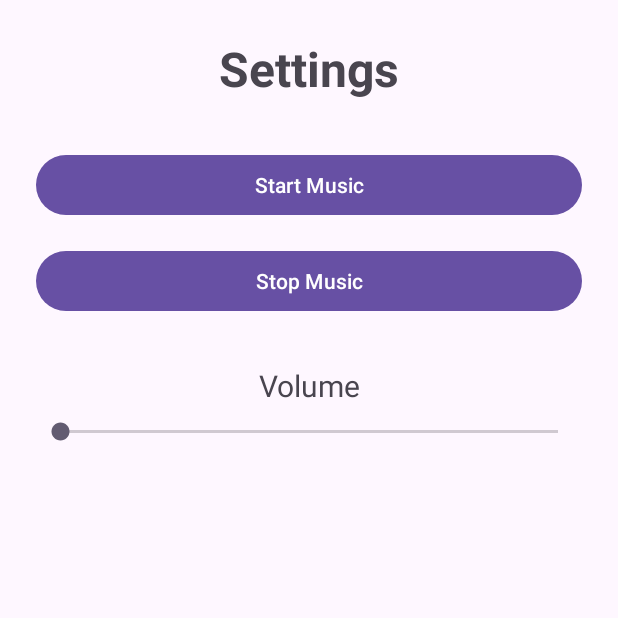
After one commit to Yonatanfer/androidProject, an Android app: the SettingsActivity screen opened directly, with no data from a screen before it, on a phone screen of 412 x 824 dp, the top half of it. The commit adds this screen. Run offline under Robolectric (Android 15) with nearby library versions, the phone set to English and light mode, and no system bars.

Commit message:
v1 up to music service

```diff
--- /dev/null
+++ b/app/src/main/java/com/example/yonatanproject/SettingsActivity.java
@@ -0,0 +1,56 @@
+package com.example.yonatanproject;
+
+import android.content.Context;
+import android.content.Intent;
+import android.media.AudioManager;
+import android.os.Bundle;
+import android.widget.Button;
+import android.widget.SeekBar;
+import androidx.appcompat.app.AppCompatActivity;
+
+public class SettingsActivity extends AppCompatActivity {
+
+    private Button btnStart, btnStop;
+    private SeekBar volumeBar;
+    private AudioManager audioManager;
+
+    @Override
+    protected void onCreate(Bundle savedInstanceState) {
+        super.onCreate(savedInstanceState);
+        setContentView(R.layout.activity_settings);
+
+        btnStart = findViewById(R.id.btnStart);
+        btnStop = findViewById(R.id.btnStop);
+        volumeBar = findViewById(R.id.volumeBar);
+
+        audioManager = (AudioManager) getSystemService(Context.AUDIO_SERVICE);
+
+        int maxVolume = audioManager.getStreamMaxVolume(AudioManager.STREAM_MUSIC);
+        int current = audioManager.getStreamVolume(AudioManager.STREAM_MUSIC);
+
+        volumeBar.setMax(maxVolume);
+        volumeBar.setProgress(current);
+
+        // Start Service
+        btnStart.setOnClickListener(v -> {
+            Intent intent = new Intent(this, MusicService.class);
+            startService(intent);
+        });
+
+        // Stop Service
+        btnStop.setOnClickListener(v -> {
+            Intent intent = new Intent(this, MusicService.class);
+            stopService(intent);
+        });
+
+        // Change Volume
+        volumeBar.setOnSeekBarChangeListener(new SeekBar.OnSeekBarChangeListener() {
+            @Override
+            public void onProgressChanged(SeekBar seekBar, int progress, boolean fromUser) {
+                audioManager.setStreamVolume(AudioManager.STREAM_MUSIC, progress, 0);
+            }
+            @Override public void onStartTrackingTouch(SeekBar seekBar) {}
+            @Override public void onStopTrackingTouch(SeekBar seekBar) {}
+        });
+    }
+}
--- /dev/null
+++ b/app/src/main/res/layout/activity_settings.xml
@@ -0,0 +1,50 @@
+<LinearLayout
+    xmlns:android="http://schemas.android.com/apk/res/android"
+    android:layout_width="match_parent"
+    android:layout_height="match_parent"
+    android:orientation="vertical"
+    android:padding="24dp"
+    android:gravity="center_horizontal">
+
+    <!-- כותרת גדולה למעלה -->
+    <TextView
+        android:id="@+id/tvSettingsTitle"
+        android:layout_width="wrap_content"
+        android:layout_height="wrap_content"
+        android:text="Settings"
+        android:textSize="32sp"
+        android:textStyle="bold"
+        android:layout_marginBottom="32dp" />
+
+    <!-- כפתורי התחלה ועצירה -->
+    <Button
+        android:id="@+id/btnStart"
+        android:layout_width="match_parent"
+        android:layout_height="wrap_content"
+        android:text="Start Music" />
+
+    <Button
+        android:id="@+id/btnStop"
+        android:layout_width="match_parent"
+        android:layout_height="wrap_content"
+        android:text="Stop Music"
+        android:layout_marginTop="16dp" />
+
+    <!-- טקסט "Volume" מעל ה-SeekBar -->
+    <TextView
+        android:id="@+id/tvVolume"
+        android:layout_width="wrap_content"
+        android:layout_height="wrap_content"
+        android:text="Volume"
+        android:textSize="20sp"
+        android:layout_marginTop="32dp"
+        android:layout_marginBottom="8dp"
+        android:gravity="center"/>
+
+    <!-- SeekBar -->
+    <SeekBar
+        android:id="@+id/volumeBar"
+        android:layout_width="match_parent"
+        android:layout_height="wrap_content"
+        android:max="100" />
+</LinearLayout>
```
Also changed, not shown: app/src/main/AndroidManifest.xml (+9 -12 lines), app/src/main/java/com/example/yonatanproject/HomepageActivity.java (+11 -1 lines), app/src/main/java/com/example/yonatanproject/MusicService.java (added, +40 -0 lines), app/src/main/res/layout/activity_homepage.xml (+28 -10 lines), 1 other file.
